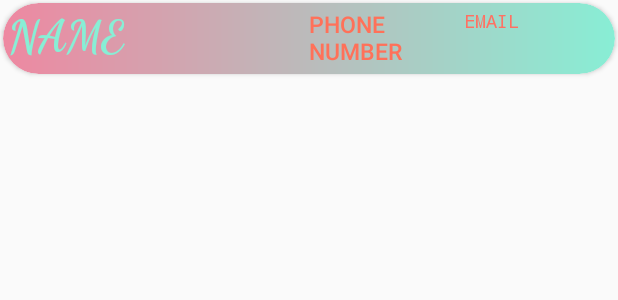
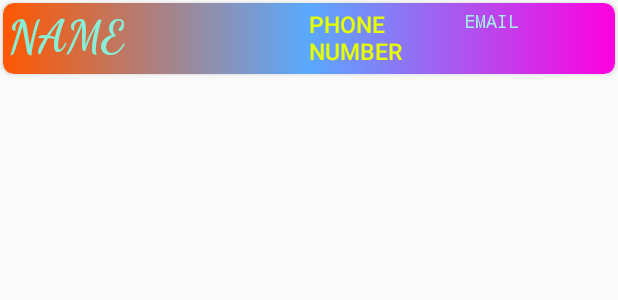
Before and after one commit to nihaltn18/MyApp, an Android app: the layout row.xml on its own in the app's theme, with its tools: preview values and no code run, on a phone screen of 412 x 824 dp. Shown: the top 300 px of the screen. Run offline under Robolectric (Android 15) with nearby library versions, the phone set to English and light mode, and no system bars.

Commit message:
initial changes

```diff
--- a/app/src/main/res/drawable/row_bg.xml
+++ b/app/src/main/res/drawable/row_bg.xml
@@ -1,7 +1,7 @@
 <?xml version="1.0" encoding="utf-8"?>
 <shape xmlns:android="http://schemas.android.com/apk/res/android"
     android:shape="rectangle" android:padding="10dp" >
-    <gradient android:endColor="#88eed5" android:startColor="#ee88a1"/>
+    <gradient android:endColor="#ff00df" android:centerColor="#5aa9ff" android:startColor="#ff5700"/>
     <stroke android:color="#ee88a1"/>
-    <corners android:radius="25dp"/>
+    <corners android:radius="7dp"/>
 </shape>
--- a/app/src/main/res/layout/row.xml
+++ b/app/src/main/res/layout/row.xml
@@ -5,7 +5,7 @@
     android:layout_height="47dp"
     android:layout_margin="2dp"
     android:background="@drawable/row_bg"
-    app:cardCornerRadius="25dp">
+    app:cardCornerRadius="7dp">
 
     <LinearLayout
         android:layout_width="match_parent"
@@ -33,7 +33,7 @@
             android:layout_weight="1"
             android:fontFamily="sans-serif-medium"
             android:text="@string/phoneno"
-            android:textColor="#ff7159"
+            android:textColor="#E5FF00"
             android:textSize="15sp" />
 
         <TextView
@@ -44,7 +44,7 @@
             android:layout_weight="1"
             android:fontFamily="monospace"
             android:text="@string/email"
-            android:textColor="#ff7163"
+            android:textColor="#A0EFE8"
             android:textSize="12sp" />
     </LinearLayout>
 </androidx.cardview.widget.CardView>
```
